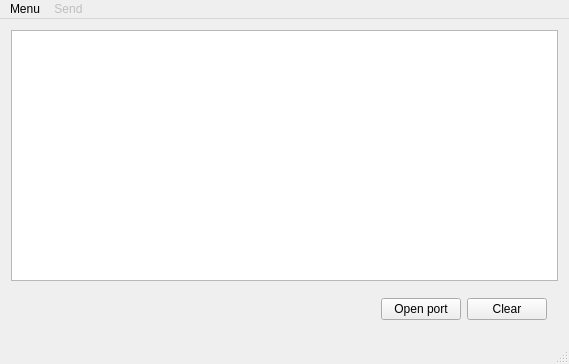
Old version of the form CIpp/mainwindow.ui in the repository mtsiakkas/controlluino.
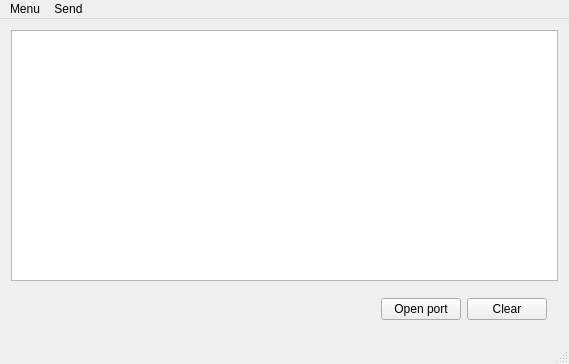
New version of the form.

```diff
--- a/CIpp/mainwindow.ui
+++ b/CIpp/mainwindow.ui
@@ -76,7 +76,7 @@
    </widget>
    <widget class="QMenu" name="menuSend">
     <property name="enabled">
-     <bool>false</bool>
+     <bool>true</bool>
     </property>
     <property name="title">
      <string>Send</string>
```
Left out of the diff: 47 changed lines with no effect on the pictures.
